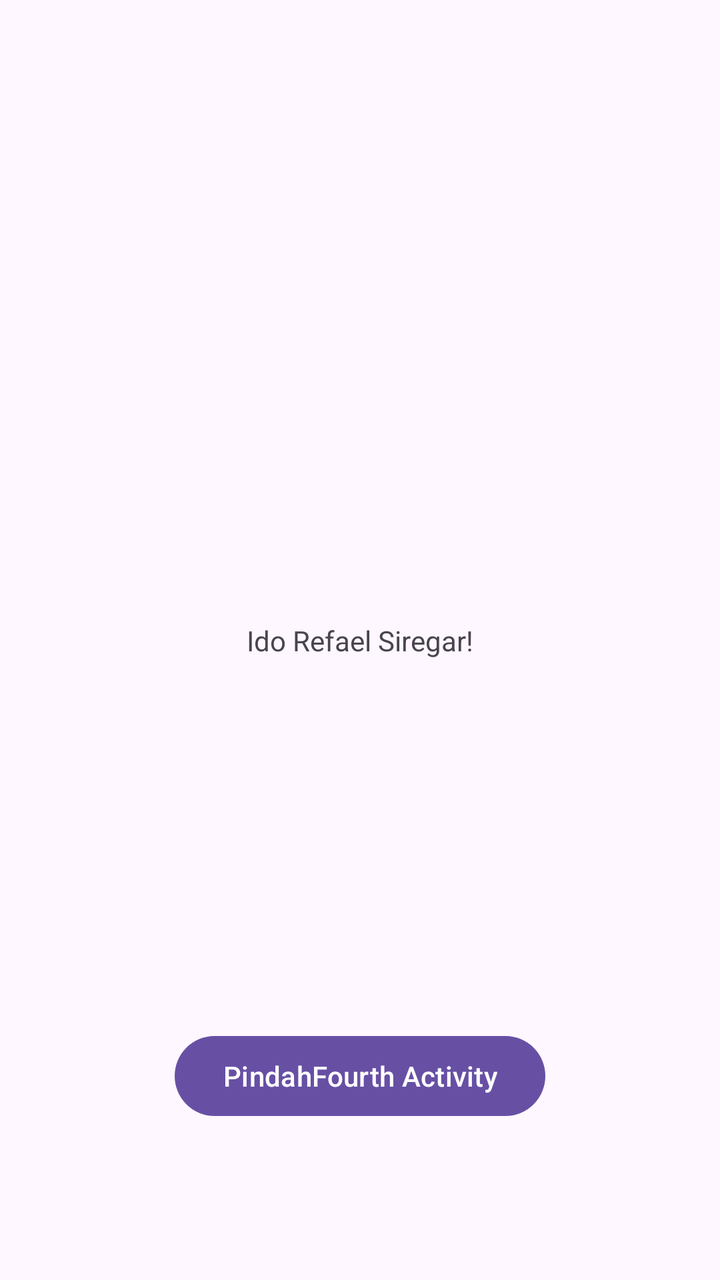
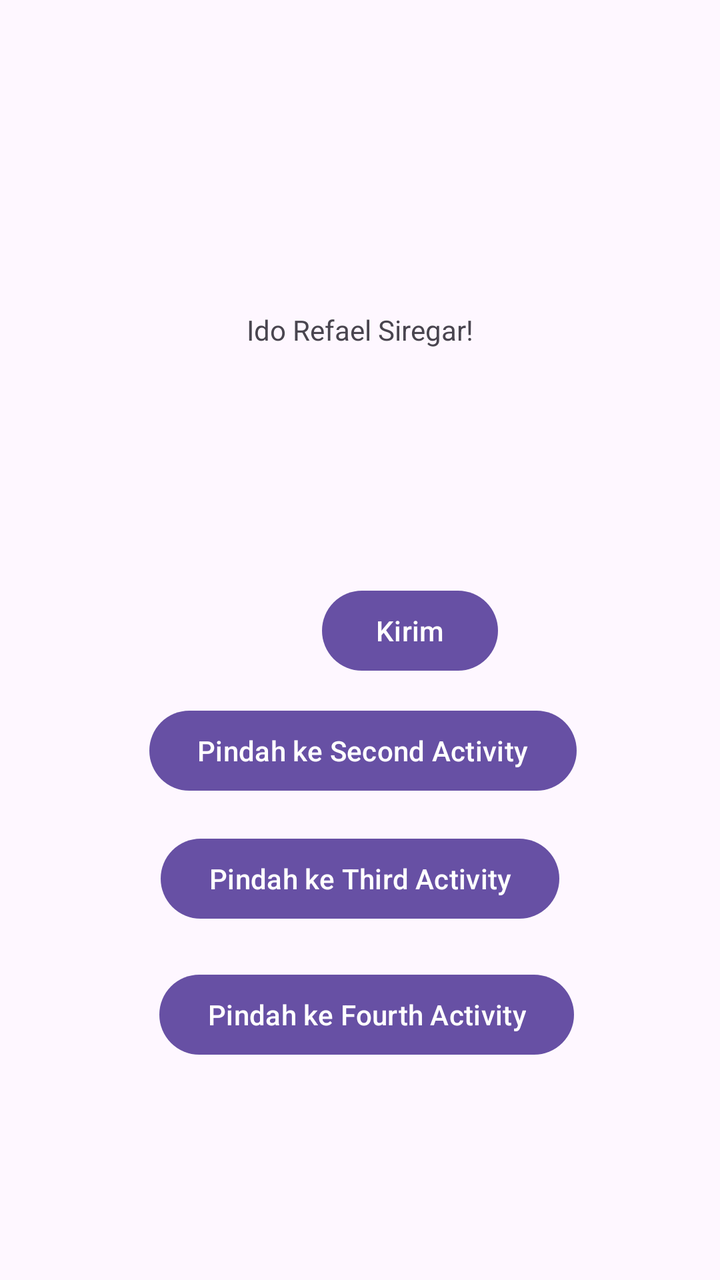

Compare the two renders of this Android layout. The source of the first and the diff that turns it into the second are given below.
<!-- AndroidManifest.xml: application theme Theme.IdoApps -->
<!-- res/layout/activity_main.xml -->
<?xml version="1.0" encoding="utf-8"?>
<androidx.constraintlayout.widget.ConstraintLayout xmlns:android="http://schemas.android.com/apk/res/android"
    xmlns:app="http://schemas.android.com/apk/res-auto"
    xmlns:tools="http://schemas.android.com/tools"
    android:id="@+id/main"
    android:layout_width="match_parent"
    android:layout_height="match_parent"
    tools:context=".MainActivity">

    <TextView
        android:layout_width="wrap_content"
        android:layout_height="wrap_content"
        android:text="Ido Refael Siregar!"
        app:layout_constraintBottom_toBottomOf="parent"
        app:layout_constraintEnd_toEndOf="parent"
        app:layout_constraintStart_toStartOf="parent"
        app:layout_constraintTop_toTopOf="parent" />

    <Button
        android:id="@+id/button"
        android:layout_width="wrap_content"
        android:layout_height="wrap_content"
        android:layout_marginStart="161dp"
        android:layout_marginTop="562dp"
        android:layout_marginEnd="162dp"
        android:layout_marginBottom="121dp"
        android:rotationX="0"
        android:text="Kirim"
        app:layout_constraintBottom_toBottomOf="parent"
        app:layout_constraintEnd_toEndOf="parent"
        app:layout_constraintHorizontal_bias="0.0"
        app:layout_constraintStart_toStartOf="parent"
        app:layout_constraintTop_toTopOf="parent"
        app:layout_constraintVertical_bias="0.0" />

    <Button
        android:id="@+id/btnToFourth"
        android:layout_width="wrap_content"
        android:layout_height="wrap_content"
        android:text="PindahFourth Activity"
        app:layout_constraintEnd_toEndOf="parent"
        app:layout_constraintStart_toStartOf="parent"
        app:layout_constraintTop_toBottomOf="@+id/button" />

</androidx.constraintlayout.widget.ConstraintLayout>
<!-- resources referenced by this layout -->
<resources>
  <style name="Theme.IdoApps" parent="Base.Theme.IdoApps" />
  <style name="Base.Theme.IdoApps" parent="Theme.Material3.DayNight.NoActionBar">
          
          
      </style>
</resources>

<!-- the commit's change to res/layout/activity_main.xml (unified diff, before → after) -->
@@ -8,20 +8,21 @@
     tools:context=".MainActivity">
 
     <TextView
+        android:id="@+id/textView4"
         android:layout_width="wrap_content"
         android:layout_height="wrap_content"
         android:text="Ido Refael Siregar!"
         app:layout_constraintBottom_toBottomOf="parent"
         app:layout_constraintEnd_toEndOf="parent"
         app:layout_constraintStart_toStartOf="parent"
-        app:layout_constraintTop_toTopOf="parent" />
+        app:layout_constraintTop_toTopOf="parent"
+        app:layout_constraintVertical_bias="0.25" />
 
     <Button
         android:id="@+id/button"
         android:layout_width="wrap_content"
         android:layout_height="wrap_content"
         android:layout_marginStart="161dp"
-        android:layout_marginTop="562dp"
         android:layout_marginEnd="162dp"
         android:layout_marginBottom="121dp"
         android:rotationX="0"
@@ -30,16 +31,39 @@
         app:layout_constraintEnd_toEndOf="parent"
         app:layout_constraintHorizontal_bias="0.0"
         app:layout_constraintStart_toStartOf="parent"
-        app:layout_constraintTop_toTopOf="parent"
-        app:layout_constraintVertical_bias="0.0" />
+        app:layout_constraintTop_toBottomOf="@+id/textView4"
+        app:layout_constraintVertical_bias="0.394" />
+
+    <Button
+        android:id="@+id/btnToSecond"
+        android:layout_width="wrap_content"
+        android:layout_height="wrap_content"
+        android:layout_marginTop="12dp"
+        android:text="Pindah ke Second Activity"
+        app:layout_constraintEnd_toEndOf="parent"
+        app:layout_constraintHorizontal_bias="0.51"
+        app:layout_constraintStart_toStartOf="parent"
+        app:layout_constraintTop_toBottomOf="@+id/button" />
+
+    <Button
+        android:id="@+id/btnToThird"
+        android:layout_width="wrap_content"
+        android:layout_height="wrap_content"
+        android:layout_marginTop="16dp"
+        android:text="Pindah ke Third Activity"
+        app:layout_constraintEnd_toEndOf="parent"
+        app:layout_constraintStart_toStartOf="parent"
+        app:layout_constraintTop_toBottomOf="@+id/btnToSecond" />
 
     <Button
         android:id="@+id/btnToFourth"
         android:layout_width="wrap_content"
         android:layout_height="wrap_content"
-        android:text="PindahFourth Activity"
+        android:layout_marginTop="20dp"
+        android:text="Pindah ke Fourth Activity"
         app:layout_constraintEnd_toEndOf="parent"
+        app:layout_constraintHorizontal_bias="0.522"
         app:layout_constraintStart_toStartOf="parent"
-        app:layout_constraintTop_toBottomOf="@+id/button" />
+        app:layout_constraintTop_toBottomOf="@+id/btnToThird" />
 
 </androidx.constraintlayout.widget.ConstraintLayout>
